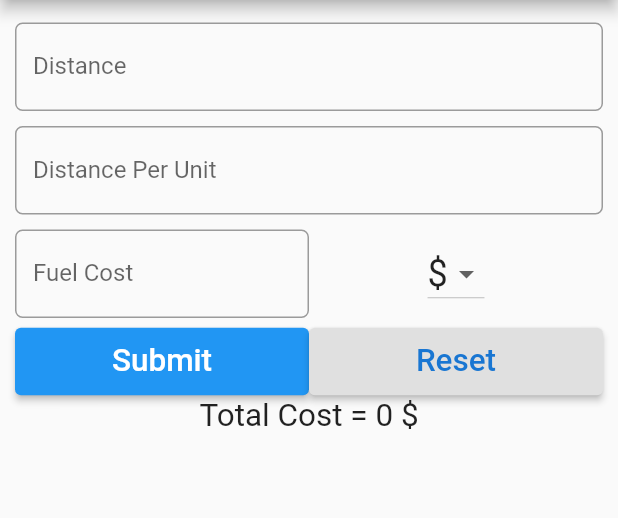
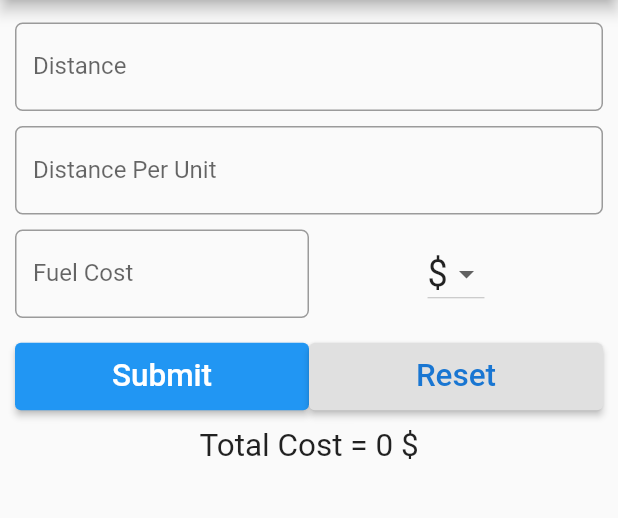
Before and after one commit to devahmedsaleh/trip_cost, a Flutter app: the screen it shows after launch, on a phone screen of 412 x 824 dp, the part 84-602 px from its top. Run offline on Flutter 3.47's test engine with Material 2 defaults, Android fonts, the phone set to English and light mode, and no system bars.

Commit message:
add padding to form buttons

```diff
--- a/lib/main.dart
+++ b/lib/main.dart
@@ -81,7 +81,9 @@ class _TripFormState extends State<TripForm> {
               ),
             ],
           ),
-          Row(
+          Padding(
+            padding: const EdgeInsets.symmetric(vertical: AppTheme.padding),
+            child: Row(
               children: [
                 Expanded(
                   child: ElevatedButton(
@@ -112,6 +114,7 @@ class _TripFormState extends State<TripForm> {
                   ),
                 ),
               ],
+            ),
           ),
           Text(
             'Total Cost = $totalCost ${currencyMap[selectedCurrency]}',
```
Lines whose indentation alone changed are shown as unchanged.
